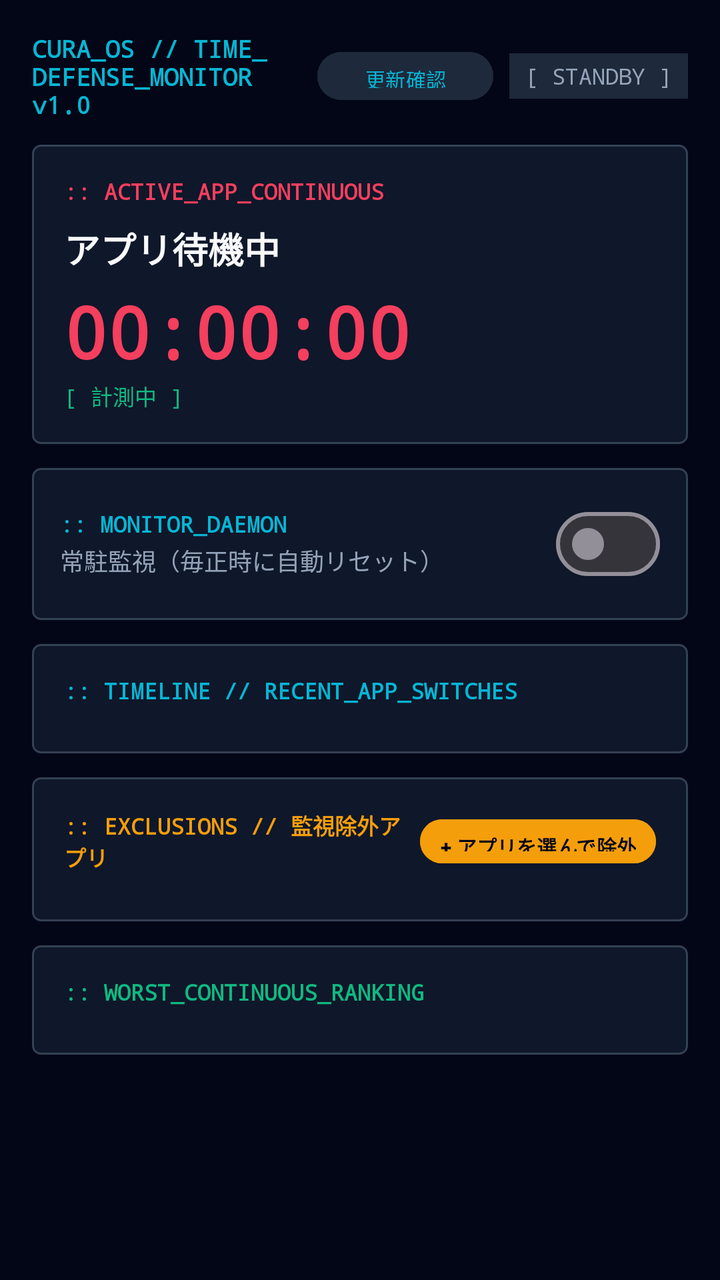
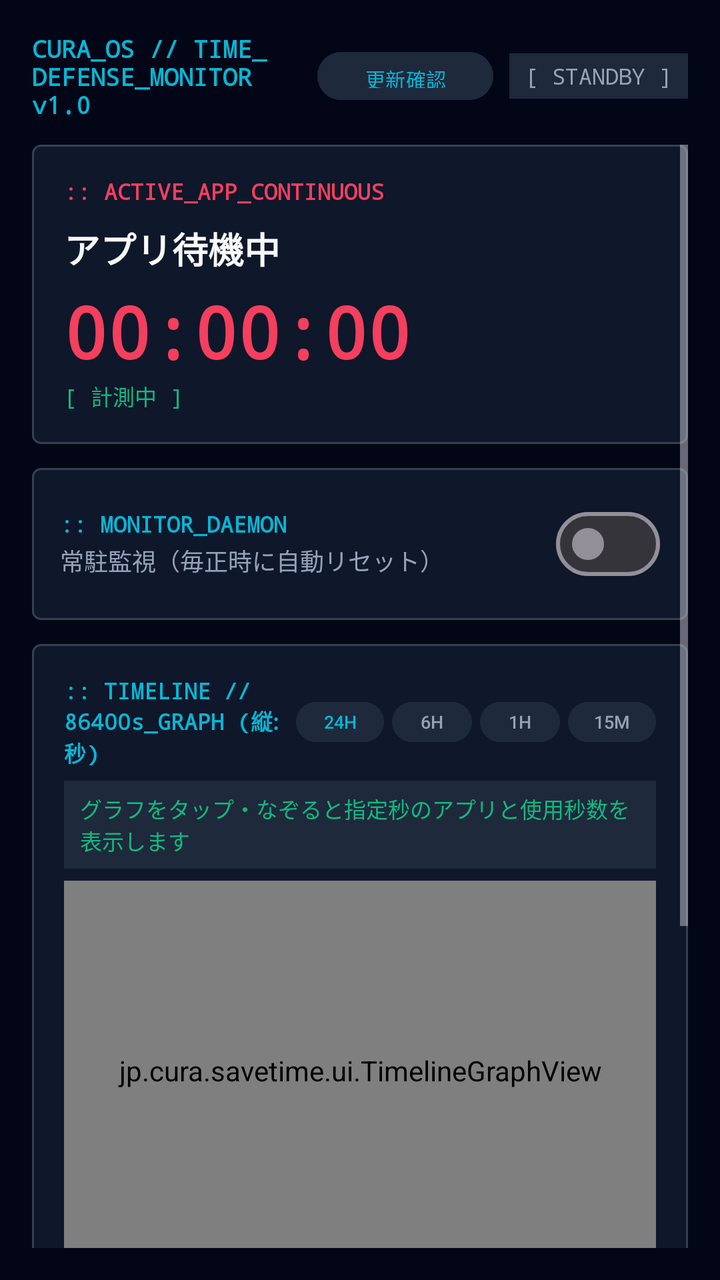

Compare the two renders of this Android layout. The source of the first and the diff that turns it into the second are given below.
<!-- AndroidManifest.xml: application theme Theme.CuraSaveTime -->
<!-- res/layout/activity_main.xml -->
<?xml version="1.0" encoding="utf-8"?>
<LinearLayout xmlns:android="http://schemas.android.com/apk/res/android"
    xmlns:tools="http://schemas.android.com/tools"
    android:layout_width="match_parent"
    android:layout_height="match_parent"
    android:background="@color/bg_void"
    android:orientation="vertical"
    android:padding="16dp"
    tools:context=".MainActivity">

    
    <LinearLayout
        android:layout_width="match_parent"
        android:layout_height="wrap_content"
        android:layout_marginBottom="12dp"
        android:gravity="center_vertical"
        android:orientation="horizontal">

        <TextView
            android:layout_width="0dp"
            android:layout_height="wrap_content"
            android:layout_weight="1"
            android:fontFamily="monospace"
            android:text="@string/hud_header"
            android:textColor="@color/accent_cyan"
            android:textSize="12sp"
            android:textStyle="bold" />

        <Button
            android:id="@+id/btnCheckUpdate"
            android:layout_width="wrap_content"
            android:layout_height="32dp"
            android:layout_marginEnd="8dp"
            android:backgroundTint="@color/bg_surface"
            android:fontFamily="monospace"
            android:paddingHorizontal="10dp"
            android:text="更新確認"
            android:textColor="@color/accent_cyan"
            android:textSize="10sp" />

        <TextView
            android:id="@+id/tvStatusBadge"
            android:layout_width="wrap_content"
            android:layout_height="wrap_content"
            android:background="@color/bg_surface"
            android:fontFamily="monospace"
            android:paddingHorizontal="8dp"
            android:paddingVertical="4dp"
            android:text="[ STANDBY ]"
            android:textColor="@color/text_secondary"
            android:textSize="11sp" />
    </LinearLayout>

    <ScrollView
        android:layout_width="match_parent"
        android:layout_height="match_parent"
        android:fillViewport="true">

        <LinearLayout
            android:layout_width="match_parent"
            android:layout_height="wrap_content"
            android:orientation="vertical">

            
            <LinearLayout
                android:id="@+id/layoutPermissionBanner"
                android:layout_width="match_parent"
                android:layout_height="wrap_content"
                android:layout_marginBottom="12dp"
                android:background="@drawable/bg_tactical_card"
                android:orientation="vertical"
                android:padding="14dp"
                android:visibility="gone">

                <TextView
                    android:layout_width="wrap_content"
                    android:layout_height="wrap_content"
                    android:fontFamily="monospace"
                    android:text="@string/permission_required_title"
                    android:textColor="@color/accent_crimson"
                    android:textSize="12sp"
                    android:textStyle="bold" />

                <TextView
                    android:layout_width="match_parent"
                    android:layout_height="wrap_content"
                    android:layout_marginTop="4dp"
                    android:text="@string/permission_required_desc"
                    android:textColor="@color/text_secondary"
                    android:textSize="12sp" />

                <Button
                    android:id="@+id/btnGrantPermission"
                    android:layout_width="wrap_content"
                    android:layout_height="36dp"
                    android:layout_marginTop="8dp"
                    android:backgroundTint="@color/accent_crimson"
                    android:text="@string/grant_permission"
                    android:textColor="@color/text_primary"
                    android:textSize="12sp" />
            </LinearLayout>

            
            <LinearLayout
                android:id="@+id/layoutOverlayPermissionBanner"
                android:layout_width="match_parent"
                android:layout_height="wrap_content"
                android:layout_marginBottom="12dp"
                android:background="@drawable/bg_tactical_card"
                android:orientation="vertical"
                android:padding="14dp"
                android:visibility="gone">

                <TextView
                    android:layout_width="wrap_content"
                    android:layout_height="wrap_content"
                    android:fontFamily="monospace"
                    android:text=":: OVERLAY_PERMISSION_REQUIRED"
                    android:textColor="@color/accent_cyan"
                    android:textSize="12sp"
                    android:textStyle="bold" />

                <TextView
                    android:layout_width="match_parent"
                    android:layout_height="wrap_content"
                    android:layout_marginTop="4dp"
                    android:text="画面端から覗き込むCuraと吹き出しを表示するために「他のアプリの上に重ねて表示」権限を許可してください。"
                    android:textColor="@color/text_secondary"
                    android:textSize="12sp" />

                <Button
                    android:id="@+id/btnGrantOverlayPermission"
                    android:layout_width="wrap_content"
                    android:layout_height="36dp"
                    android:layout_marginTop="8dp"
                    android:backgroundTint="@color/accent_cyan"
                    android:text="重ねて表示を許可する"
                    android:textColor="@color/bg_void"
                    android:textSize="12sp" />
            </LinearLayout>

            
            <LinearLayout
                android:id="@+id/layoutAccessibilityBanner"
                android:layout_width="match_parent"
                android:layout_height="wrap_content"
                android:layout_marginBottom="12dp"
                android:background="@drawable/bg_tactical_card"
                android:orientation="vertical"
                android:padding="14dp"
                android:visibility="gone">

                <TextView
                    android:layout_width="wrap_content"
                    android:layout_height="wrap_content"
                    android:fontFamily="monospace"
                    android:text="@string/accessibility_required_title"
                    android:textColor="@color/accent_amber"
                    android:textSize="12sp"
                    android:textStyle="bold" />

                <TextView
                    android:layout_width="match_parent"
                    android:layout_height="wrap_content"
                    android:layout_marginTop="4dp"
                    android:text="@string/accessibility_required_desc"
                    android:textColor="@color/text_secondary"
                    android:textSize="12sp" />

                <Button
                    android:id="@+id/btnGrantAccessibility"
                    android:layout_width="wrap_content"
                    android:layout_height="36dp"
                    android:layout_marginTop="8dp"
                    android:backgroundTint="@color/accent_amber"
                    android:text="@string/grant_accessibility"
                    android:textColor="@color/bg_void"
                    android:textSize="12sp" />
            </LinearLayout>

            
            <LinearLayout
                android:layout_width="match_parent"
                android:layout_height="wrap_content"
                android:layout_marginBottom="12dp"
                android:background="@drawable/bg_tactical_card"
                android:orientation="vertical"
                android:padding="16dp">

                <LinearLayout
                    android:layout_width="match_parent"
                    android:layout_height="wrap_content"
                    android:gravity="center_vertical"
                    android:orientation="horizontal">

                    <TextView
                        android:layout_width="0dp"
                        android:layout_height="wrap_content"
                        android:layout_weight="1"
                        android:fontFamily="monospace"
                        android:text="@string/active_app_title"
                        android:textColor="@color/accent_crimson"
                        android:textSize="11sp"
                        android:textStyle="bold" />

                    <Button
                        android:id="@+id/btnExcludeCurrentApp"
                        android:layout_width="wrap_content"
                        android:layout_height="28dp"
                        android:backgroundTint="@color/bg_surface"
                        android:text="このアプリを除外"
                        android:textColor="@color/accent_crimson"
                        android:textSize="10sp"
                        android:visibility="gone" />
                </LinearLayout>

                <TextView
                    android:id="@+id/tvActiveAppName"
                    android:layout_width="wrap_content"
                    android:layout_height="wrap_content"
                    android:layout_marginTop="8dp"
                    android:text="@string/no_active_session"
                    android:textColor="@color/text_primary"
                    android:textSize="18sp"
                    android:textStyle="bold" />

                
                <TextView
                    android:id="@+id/tvContinuousTimer"
                    android:layout_width="wrap_content"
                    android:layout_height="wrap_content"
                    android:layout_marginTop="4dp"
                    android:fontFamily="monospace"
                    android:text="00:00:00"
                    android:textColor="@color/accent_crimson"
                    android:textSize="36sp"
                    android:textStyle="bold" />

                <TextView
                    android:id="@+id/tvBufferStatus"
                    android:layout_width="wrap_content"
                    android:layout_height="wrap_content"
                    android:fontFamily="monospace"
                    android:text="[ 計測中 ]"
                    android:textColor="@color/accent_lime"
                    android:textSize="11sp" />
            </LinearLayout>

            
            <LinearLayout
                android:layout_width="match_parent"
                android:layout_height="wrap_content"
                android:layout_marginBottom="12dp"
                android:background="@drawable/bg_tactical_card"
                android:gravity="center_vertical"
                android:orientation="horizontal"
                android:padding="14dp">

                <LinearLayout
                    android:layout_width="0dp"
                    android:layout_height="wrap_content"
                    android:layout_weight="1"
                    android:orientation="vertical">

                    <TextView
                        android:layout_width="wrap_content"
                        android:layout_height="wrap_content"
                        android:fontFamily="monospace"
                        android:text="@string/service_toggle_title"
                        android:textColor="@color/accent_cyan"
                        android:textSize="11sp"
                        android:textStyle="bold" />

                    <TextView
                        android:layout_width="wrap_content"
                        android:layout_height="wrap_content"
                        android:layout_marginTop="2dp"
                        android:text="常駐監視（毎正時に自動リセット）"
                        android:textColor="@color/text_secondary"
                        android:textSize="12sp" />
                </LinearLayout>

                <com.google.android.material.materialswitch.MaterialSwitch
                    android:id="@+id/switchMonitorDaemon"
                    android:layout_width="wrap_content"
                    android:layout_height="wrap_content" />
            </LinearLayout>

            
            <LinearLayout
                android:layout_width="match_parent"
                android:layout_height="wrap_content"
                android:layout_marginBottom="12dp"
                android:background="@drawable/bg_tactical_card"
                android:orientation="vertical"
                android:padding="16dp">

                <TextView
                    android:layout_width="wrap_content"
                    android:layout_height="wrap_content"
                    android:layout_marginBottom="8dp"
                    android:fontFamily="monospace"
                    android:text=":: TIMELINE // RECENT_APP_SWITCHES"
                    android:textColor="@color/accent_cyan"
                    android:textSize="11sp"
                    android:textStyle="bold" />

                <LinearLayout
                    android:id="@+id/layoutTimelineList"
                    android:layout_width="match_parent"
                    android:layout_height="wrap_content"
                    android:orientation="vertical" />
            </LinearLayout>

            
            <LinearLayout
                android:layout_width="match_parent"
                android:layout_height="wrap_content"
                android:layout_marginBottom="12dp"
                android:background="@drawable/bg_tactical_card"
                android:orientation="vertical"
                android:padding="16dp">

                <LinearLayout
                    android:layout_width="match_parent"
                    android:layout_height="wrap_content"
                    android:layout_marginBottom="8dp"
                    android:gravity="center_vertical"
                    android:orientation="horizontal">

                    <TextView
                        android:layout_width="0dp"
                        android:layout_height="wrap_content"
                        android:layout_weight="1"
                        android:fontFamily="monospace"
                        android:text=":: EXCLUSIONS // 監視除外アプリ"
                        android:textColor="@color/accent_amber"
                        android:textSize="11sp"
                        android:textStyle="bold" />

                    <Button
                        android:id="@+id/btnAddExclusion"
                        android:layout_width="wrap_content"
                        android:layout_height="30dp"
                        android:backgroundTint="@color/accent_amber"
                        android:paddingHorizontal="10dp"
                        android:text="+ アプリを選んで除外"
                        android:textColor="@color/bg_void"
                        android:textSize="10sp"
                        android:textStyle="bold" />
                </LinearLayout>

                <LinearLayout
                    android:id="@+id/layoutExclusionsList"
                    android:layout_width="match_parent"
                    android:layout_height="wrap_content"
                    android:orientation="vertical" />
            </LinearLayout>

            
            <LinearLayout
                android:layout_width="match_parent"
                android:layout_height="wrap_content"
                android:layout_marginBottom="16dp"
                android:background="@drawable/bg_tactical_card"
                android:orientation="vertical"
                android:padding="16dp">

                <TextView
                    android:layout_width="wrap_content"
                    android:layout_height="wrap_content"
                    android:layout_marginBottom="8dp"
                    android:fontFamily="monospace"
                    android:text="@string/worst_ranking_title"
                    android:textColor="@color/accent_lime"
                    android:textSize="11sp"
                    android:textStyle="bold" />

                <LinearLayout
                    android:id="@+id/layoutRankingList"
                    android:layout_width="match_parent"
                    android:layout_height="wrap_content"
                    android:orientation="vertical" />
            </LinearLayout>

        </LinearLayout>
    </ScrollView>

</LinearLayout>
<!-- resources referenced by this layout -->
<resources>
  <color name="accent_amber">#F59E0B</color>
  <color name="accent_crimson">#F43F5E</color>
  <color name="accent_cyan">#06B6D4</color>
  <color name="accent_lime">#10B981</color>
  <color name="bg_surface">#1E293B</color>
  <color name="bg_void">#020617</color>
  <color name="text_primary">#F8FAFC</color>
  <color name="text_secondary">#94A3B8</color>
  <!-- drawable bg_tactical_card (drawable) -->
  <?xml version="1.0" encoding="utf-8"?>
  <shape xmlns:android="http://schemas.android.com/apk/res/android"
      android:shape="rectangle">
      <solid android:color="@color/bg_panel" />
      <stroke
          android:width="1dp"
          android:color="@color/border_frame" />
      <corners android:radius="4dp" />
  </shape>
  <string name="accessibility_required_desc">アプリの起動・切り替えを即座に認識するため、「ユーザー補助」をONにしてください。</string>
  <string name="accessibility_required_title">:: ACCESSIBILITY_REQUIRED</string>
  <string name="active_app_title">:: ACTIVE_APP_CONTINUOUS</string>
  <string name="grant_accessibility">ユーザー補助を設定する</string>
  <string name="grant_permission">権限を許可する</string>
  <string name="hud_header">CURA_OS // TIME_DEFENSE_MONITOR v1.0</string>
  <string name="no_active_session">アプリ待機中</string>
  <string name="permission_required_desc">連続使用時間を正確に計測するため、「使用状況へのアクセス」権限が必要です。</string>
  <string name="permission_required_title">:: USAGE_ACCESS_REQUIRED</string>
  <string name="service_toggle_title">:: MONITOR_DAEMON</string>
  <string name="worst_ranking_title">:: WORST_CONTINUOUS_RANKING</string>
  <style name="Theme.CuraSaveTime" parent="Theme.Material3.Dark.NoActionBar">
          <item name="android:statusBarColor">@color/bg_void</item>
          <item name="android:navigationBarColor">@color/bg_void</item>
          <item name="android:windowBackground">@color/bg_void</item>
          <item name="colorPrimary">@color/accent_crimson</item>
          <item name="colorSecondary">@color/accent_cyan</item>
      </style>
  <color name="bg_panel">#0F172A</color>
  <color name="border_frame">#334155</color>
</resources>

<!-- the commit's change to res/layout/activity_main.xml (unified diff, before → after) -->
@@ -295,14 +295,112 @@
                 android:orientation="vertical"
                 android:padding="16dp">
 
-                <TextView
-                    android:layout_width="wrap_content"
-                    android:layout_height="wrap_content"
-                    android:layout_marginBottom="8dp"
-                    android:fontFamily="monospace"
-                    android:text=":: TIMELINE // RECENT_APP_SWITCHES"
-                    android:textColor="@color/accent_cyan"
-                    android:textSize="11sp"
+                <LinearLayout
+                    android:layout_width="match_parent"
+                    android:layout_height="wrap_content"
+                    android:layout_marginBottom="6dp"
+                    android:gravity="center_vertical"
+                    android:orientation="horizontal">
+
+                    <TextView
+                        android:layout_width="0dp"
+                        android:layout_height="wrap_content"
+                        android:layout_weight="1"
+                        android:fontFamily="monospace"
+                        android:text=":: TIMELINE // 86400s_GRAPH (縦:秒)"
+                        android:textColor="@color/accent_cyan"
+                        android:textSize="11sp"
+                        android:textStyle="bold" />
+
+                    <Button
+                        android:id="@+id/btnZoom24h"
+                        android:layout_width="wrap_content"
+                        android:layout_height="28dp"
+                        android:layout_marginEnd="4dp"
+                        android:backgroundTint="@color/bg_surface"
+                        android:minWidth="44dp"
+                        android:paddingHorizontal="6dp"
+                        android:paddingVertical="0dp"
+                        android:text="24H"
+                        android:textColor="@color/accent_cyan"
+                        android:textSize="9sp" />
+
+                    <Button
+                        android:id="@+id/btnZoom6h"
+                        android:layout_width="wrap_content"
+                        android:layout_height="28dp"
+                        android:layout_marginEnd="4dp"
+                        android:backgroundTint="@color/bg_surface"
+                        android:minWidth="40dp"
+                        android:paddingHorizontal="6dp"
+                        android:paddingVertical="0dp"
+                        android:text="6H"
+                        android:textColor="@color/text_secondary"
+                        android:textSize="9sp" />
+
+                    <Button
+                        android:id="@+id/btnZoom1h"
+                        android:layout_width="wrap_content"
+                        android:layout_height="28dp"
+                        android:layout_marginEnd="4dp"
+                        android:backgroundTint="@color/bg_surface"
+                        android:minWidth="40dp"
+                        android:paddingHorizontal="6dp"
+                        android:paddingVertical="0dp"
+                        android:text="1H"
+                        android:textColor="@color/text_secondary"
+                        android:textSize="9sp" />
+
+                    <Button
+                        android:id="@+id/btnZoom15m"
+                        android:layout_width="wrap_content"
+                        android:layout_height="28dp"
+                        android:backgroundTint="@color/bg_surface"
+                        android:minWidth="44dp"
+                        android:paddingHorizontal="6dp"
+                        android:paddingVertical="0dp"
+                        android:text="15M"
+                        android:textColor="@color/text_secondary"
+                        android:textSize="9sp" />
+                </LinearLayout>
+
+                
+                <TextView
+                    android:id="@+id/tvTimelineInspector"
+                    android:layout_width="match_parent"
+                    android:layout_height="wrap_content"
+                    android:layout_marginBottom="6dp"
+                    android:background="@color/bg_surface"
+                    android:fontFamily="monospace"
+                    android:paddingHorizontal="8dp"
+                    android:paddingVertical="6dp"
+                    android:text="グラフをタップ・なぞると指定秒のアプリと使用秒数を表示します"
+                    android:textColor="@color/accent_lime"
+                    android:textSize="11sp" />
+
+                
+                <jp.cura.savetime.ui.TimelineGraphView
+                    android:id="@+id/timelineGraphView"
+                    android:layout_width="match_parent"
+                    android:layout_height="190dp"
+                    android:layout_marginBottom="8dp" />
+
+                
+                <LinearLayout
+                    android:id="@+id/layoutTimelineLegend"
+                    android:layout_width="match_parent"
+                    android:layout_height="wrap_content"
+                    android:layout_marginBottom="10dp"
+                    android:orientation="vertical" />
+
+                <TextView
+                    android:layout_width="wrap_content"
+                    android:layout_height="wrap_content"
+                    android:layout_marginBottom="6dp"
+                    android:fontFamily="monospace"
+                    android:text=":: RECENT_SWITCH_LOG (直近の切り替え)"
+                    android:textColor="@color/text_secondary"
+                    android:textSize="10sp"
                     android:textStyle="bold" />
 
                 <LinearLayout
